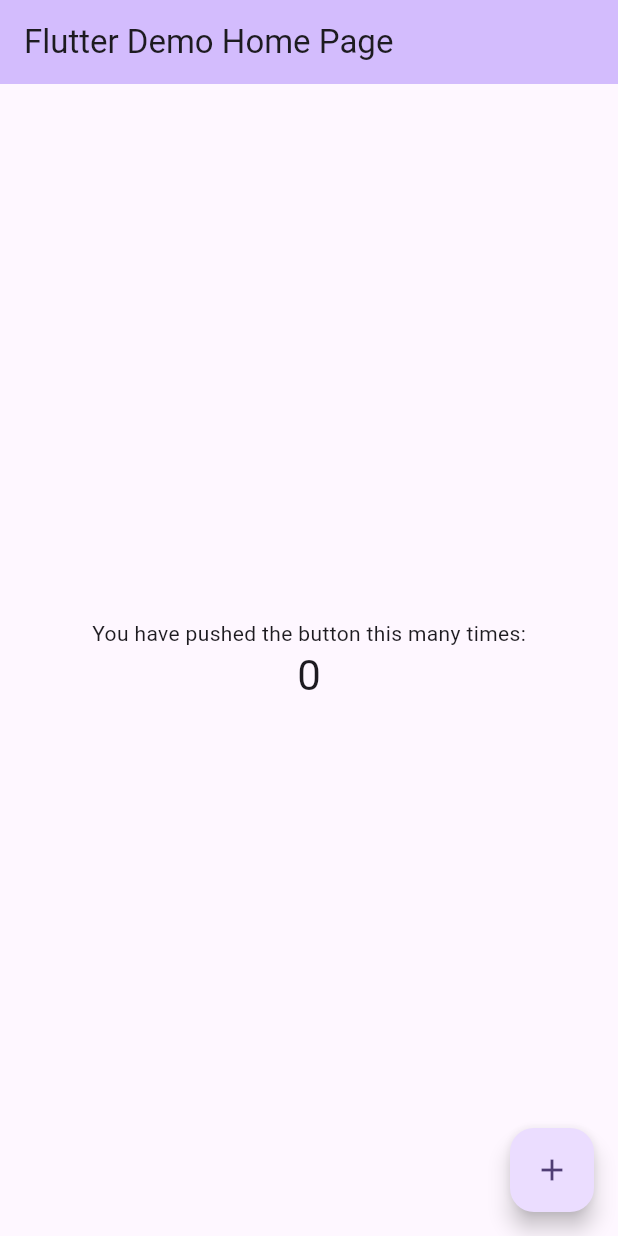
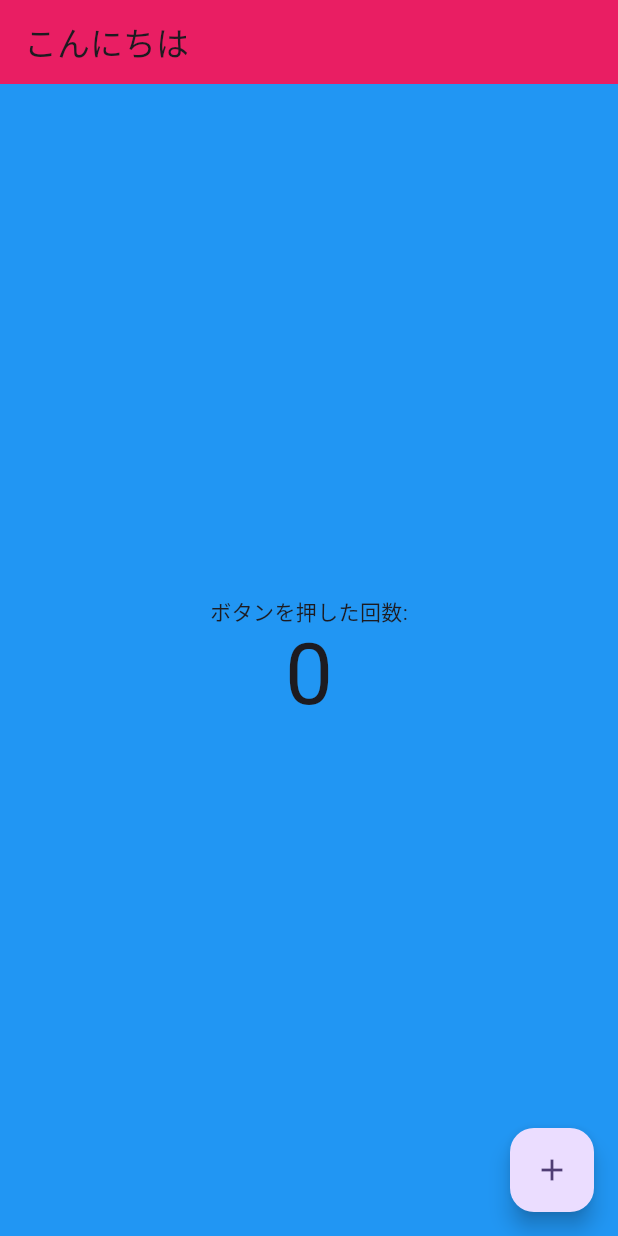
Before and after one commit to mikejohan/cltest1, a Flutter app: the screen it shows after launch, on a phone screen of 412 x 824 dp. Run offline on Flutter 3.47's test engine with Material 3 defaults, Android fonts, the phone set to English and light mode, and no system bars.

Commit message:
Customize UI: pink AppBar, blue background, larger counter, Japanese text
Co-Authored-By: Claude Sonnet 4.6 <noreply@anthropic.com>

```diff
--- a/lib/main.dart
+++ b/lib/main.dart
@@ -7,45 +7,20 @@ void main() {
 class MyApp extends StatelessWidget {
   const MyApp({super.key});
 
-  // This widget is the root of your application.
   @override
   Widget build(BuildContext context) {
     return MaterialApp(
       title: 'Flutter Demo',
       theme: ThemeData(
-        // This is the theme of your application.
-        //
-        // TRY THIS: Try running your application with "flutter run". You'll see
-        // the application has a purple toolbar. Then, without quitting the app,
-        // try changing the seedColor in the colorScheme below to Colors.green
-        // and then invoke "hot reload" (save your changes or press the "hot
-        // reload" button in a Flutter-supported IDE, or press "r" if you used
-        // the command line to start the app).
-        //
-        // Notice that the counter didn't reset back to zero; the application
-        // state is not lost during the reload. To reset the state, use hot
-        // restart instead.
-        //
-        // This works for code too, not just values: Most code changes can be
-        // tested with just a hot reload.
-        colorScheme: .fromSeed(seedColor: Colors.deepPurple),
+        colorScheme: ColorScheme.fromSeed(seedColor: Colors.deepPurple),
       ),
-      home: const MyHomePage(title: 'Flutter Demo Home Page'),
+      home: const MyHomePage(title: 'こんにちは'),
     );
   }
 }
 
 class MyHomePage extends StatefulWidget {
   const MyHomePage({super.key, required this.title});
-
-  // This widget is the home page of your application. It is stateful, meaning
-  // that it has a State object (defined below) that contains fields that affect
-  // how it looks.
-
-  // This class is the configuration for the state. It holds the values (in this
-  // case the title) provided by the parent (in this case the App widget) and
-  // used by the build method of the State. Fields in a Widget subclass are
-  // always marked "final".
 
   final String title;
 
@@ -58,63 +33,33 @@ class _MyHomePageState extends State<MyHomePage> {
 
   void _incrementCounter() {
     setState(() {
-      // This call to setState tells the Flutter framework that something has
-      // changed in this State, which causes it to rerun the build method below
-      // so that the display can reflect the updated values. If we changed
-      // _counter without calling setState(), then the build method would not be
-      // called again, and so nothing would appear to happen.
       _counter++;
     });
   }
 
   @override
   Widget build(BuildContext context) {
-    // This method is rerun every time setState is called, for instance as done
-    // by the _incrementCounter method above.
-    //
-    // The Flutter framework has been optimized to make rerunning build methods
-    // fast, so that you can just rebuild anything that needs updating rather
-    // than having to individually change instances of widgets.
     return Scaffold(
       appBar: AppBar(
-        // TRY THIS: Try changing the color here to a specific color (to
-        // Colors.amber, perhaps?) and trigger a hot reload to see the AppBar
-        // change color while the other colors stay the same.
-        backgroundColor: Theme.of(context).colorScheme.inversePrimary,
-        // Here we take the value from the MyHomePage object that was created by
-        // the App.build method, and use it to set our appbar title.
+        backgroundColor: Colors.pink,
         title: Text(widget.title),
       ),
+      backgroundColor: Colors.blue,
       body: Center(
-        // Center is a layout widget. It takes a single child and positions it
-        // in the middle of the parent.
         child: Column(
-          // Column is also a layout widget. It takes a list of children and
-          // arranges them vertically. By default, it sizes itself to fit its
-          // children horizontally, and tries to be as tall as its parent.
-          //
-          // Column has various properties to control how it sizes itself and
-          // how it positions its children. Here we use mainAxisAlignment to
-          // center the children vertically; the main axis here is the vertical
-          // axis because Columns are vertical (the cross axis would be
-          // horizontal).
-          //
-          // TRY THIS: Invoke "debug painting" (choose the "Toggle Debug Paint"
-          // action in the IDE, or press "p" in the console), to see the
-          // wireframe for each widget.
-          mainAxisAlignment: .center,
+          mainAxisAlignment: MainAxisAlignment.center,
           children: [
-            const Text('You have pushed the button this many times:'),
+            const Text('ボタンを押した回数:'),
             Text(
               '$_counter',
-              style: Theme.of(context).textTheme.headlineMedium,
+              style: Theme.of(context).textTheme.displayLarge,
             ),
           ],
         ),
       ),
       floatingActionButton: FloatingActionButton(
         onPressed: _incrementCounter,
-        tooltip: 'Increment',
+        tooltip: 'カウントアップ',
         child: const Icon(Icons.add),
       ),
     );
```
